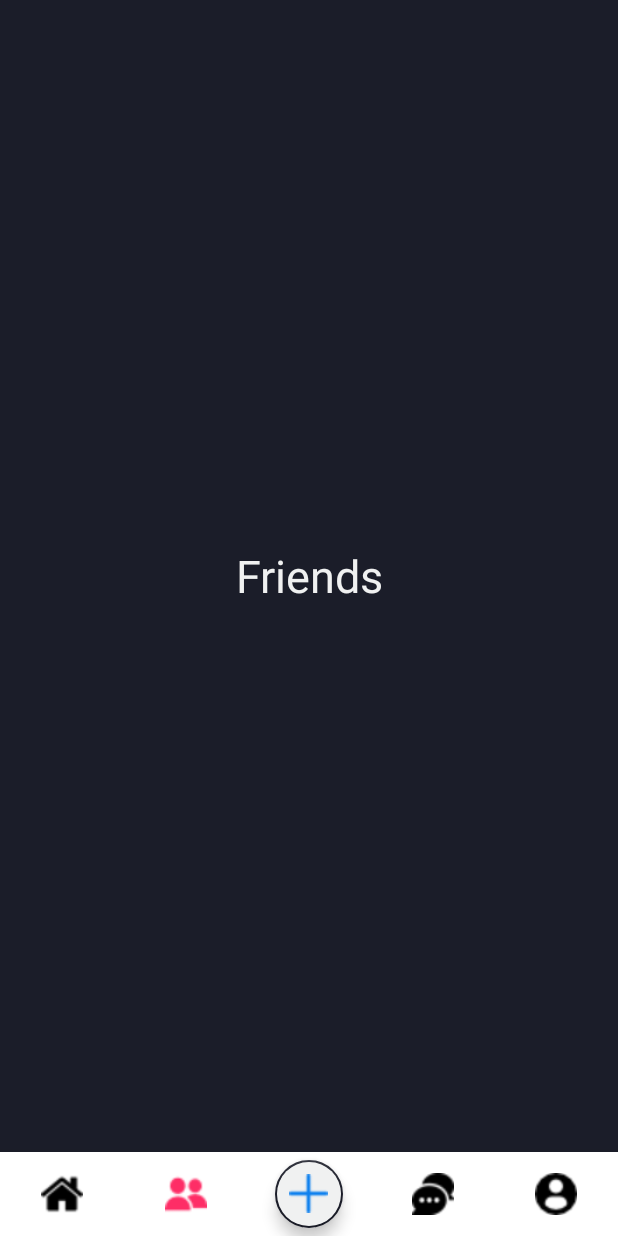
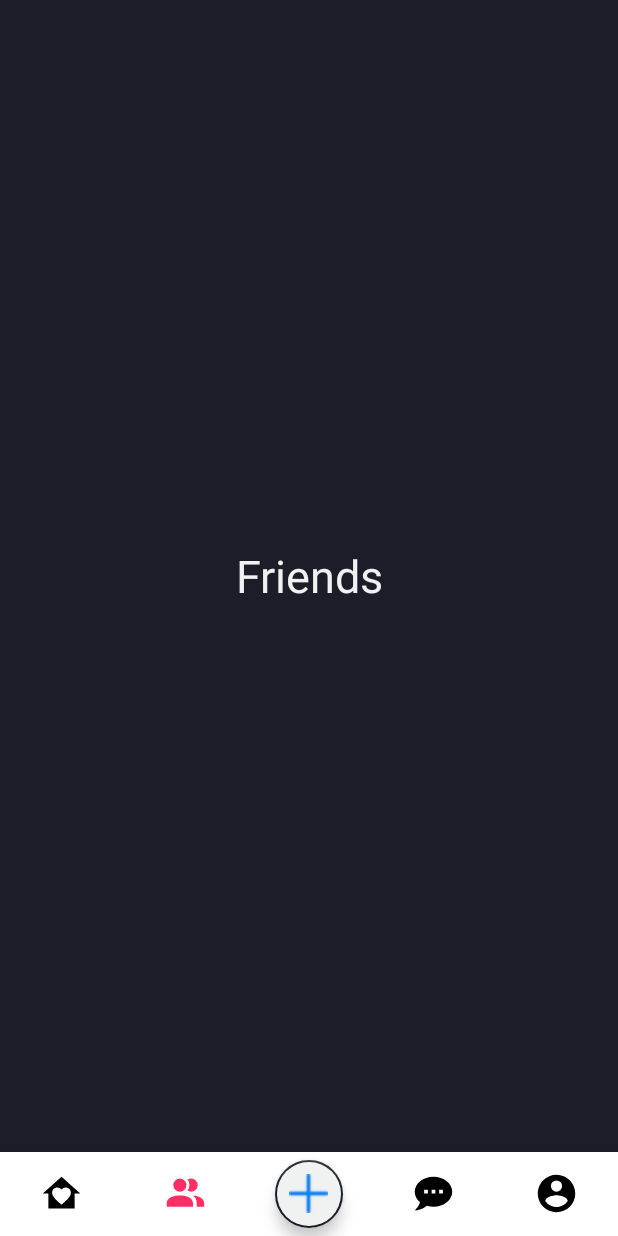
Before and after one commit to nauht1/blankcil_android, an Android app: the HomeFragment screen opened directly, with no data from a screen before it, item 2 of the bottom bar chosen, on a phone screen of 412 x 824 dp. Run offline under Robolectric (Android 15) with nearby library versions, the phone set to English and light mode, and no system bars.

```diff
--- a/app/src/main/java/hcmute/com/blankcil/constants/APIService.java
+++ b/app/src/main/java/hcmute/com/blankcil/constants/APIService.java
@@ -13,9 +13,11 @@ import retrofit2.http.POST;
 import retrofit2.http.Query;
 
 public interface APIService {
-    @GET("podcast/view/page")
+    @GET("podcast/auth/view/page")
     Call<PodcastResponse> getPodcasts(
-            @Query("pageNumber") int pageNumber
+            @Header("Authorization") String token,
+            @Query("pageNumber") int pageNumber,
+            @Query("trending") boolean trending
     );
 
     @POST("auth/authenticate")
@@ -23,6 +25,11 @@ public interface APIService {
             @Body AuthenticateRequest request
     );
 
+    @POST("auth/refresh-token")
+    Call<AuthenticateResponse> refreshToken(
+            @Header("Authorization") String token
+    );
+
     @GET("users/profile")
     Call<ProfileResponse> getProfile(
             @Header("Authorization") String token
--- a/app/src/main/java/hcmute/com/blankcil/view/fragments/HomeFragment.java
+++ b/app/src/main/java/hcmute/com/blankcil/view/fragments/HomeFragment.java
@@ -18,6 +18,7 @@ import hcmute.com.blankcil.config.RetrofitClient;
 import hcmute.com.blankcil.constants.APIService;
 import hcmute.com.blankcil.model.PodcastModel;
 import hcmute.com.blankcil.model.PodcastResponse;
+import hcmute.com.blankcil.utils.SharedPrefManager;
 import hcmute.com.blankcil.view.adapter.PodcastAdapter;
 import retrofit2.Call;
 import retrofit2.Callback;
@@ -46,18 +47,19 @@ public class HomeFragment extends Fragment {
 
         RetrofitClient retrofitClient = RetrofitClient.getInstance();
         apiService = retrofitClient.getApi();
-        fetchPodcasts(currentPage);
+        String accessToken = SharedPrefManager.getInstance(getContext()).getAccessToken();
+        fetchPodcasts(currentPage, accessToken);
 
         viewPager2.registerOnPageChangeCallback(new ViewPager2.OnPageChangeCallback() {
             @Override
             public void onPageSelected(int position) {
                 super.onPageSelected(position);
 
-                // Kiểm tra xem người dùng cuộn đến cuối danh sách hay không
+                // Kiểm tra xem người dùng cuộn đến gần cuối danh sách chưa
                 if (position == podcastAdapter.getItemCount() - 1) {
                     if (currentPage < totalPage) {
                         currentPage++;
-                        fetchPodcasts(currentPage); // Gọi API để lấy danh sách podcast mới
+                        fetchPodcasts(currentPage, accessToken); // Gọi API để lấy danh sách podcast mới
                     }
                 }
             }
@@ -66,8 +68,8 @@ public class HomeFragment extends Fragment {
         return view;
     }
 
-    private void fetchPodcasts(int page) {
-        apiService.getPodcasts(page).enqueue(new Callback<PodcastResponse>() {
+    private void fetchPodcasts(int page, String accessToken) {
+        apiService.getPodcasts("Bearer " + accessToken, page, true).enqueue(new Callback<PodcastResponse>() {
             @Override
             public void onResponse(Call<PodcastResponse> call, Response<PodcastResponse> response) {
                 if (response.body() != null && response.body().getBody() != null) {
@@ -75,9 +77,6 @@ public class HomeFragment extends Fragment {
                     totalPage = response.body().getBody().getTotalPage();
                     podcastList.addAll(newPodcasts);
                     podcastAdapter.notifyDataSetChanged();
-//                    podcastAdapter = new PodcastAdapter(getContext(), podcastList);
-//                    viewPager2.setAdapter(podcastAdapter);
-//                    viewPager2.setOrientation(ViewPager2.ORIENTATION_VERTICAL);
                 } else {
                     Log.d("fetchPodcasts", "Response body or body content is null");
                 }
--- /dev/null
+++ b/app/src/main/res/drawable/ic_chat.xml
@@ -0,0 +1,10 @@
+<!-- drawable/chat_processing.xml -->
+<vector xmlns:android="http://schemas.android.com/apk/res/android"
+    android:width="30dp"
+    android:height="30dp"
+    android:viewportWidth="24"
+    android:viewportHeight="24">
+    <path
+        android:fillColor="#000000"
+        android:pathData="M12,3C17.5,3 22,6.58 22,11C22,15.42 17.5,19 12,19C10.76,19 9.57,18.82 8.47,18.5C5.55,21 2,21 2,21C4.33,18.67 4.7,17.1 4.75,16.5C3.05,15.07 2,13.13 2,11C2,6.58 6.5,3 12,3M17,12V10H15V12H17M13,12V10H11V12H13M9,12V10H7V12H9Z" />
+</vector>
--- /dev/null
+++ b/app/src/main/res/drawable/ic_friends.xml
@@ -0,0 +1,10 @@
+<!-- drawable/account_multiple.xml -->
+<vector xmlns:android="http://schemas.android.com/apk/res/android"
+    android:width="30dp"
+    android:height="30dp"
+    android:viewportWidth="24"
+    android:viewportHeight="24">
+    <path
+        android:fillColor="#000000"
+        android:pathData="M16 17V19H2V17S2 13 9 13 16 17 16 17M12.5 7.5A3.5 3.5 0 1 0 9 11A3.5 3.5 0 0 0 12.5 7.5M15.94 13A5.32 5.32 0 0 1 18 17V19H22V17S22 13.37 15.94 13M15 4A3.39 3.39 0 0 0 13.07 4.59A5 5 0 0 1 13.07 10.41A3.39 3.39 0 0 0 15 11A3.5 3.5 0 0 0 15 4Z" />
+</vector>
--- /dev/null
+++ b/app/src/main/res/drawable/ic_home.xml
@@ -0,0 +1,10 @@
+<!-- drawable/home_heart.xml -->
+<vector xmlns:android="http://schemas.android.com/apk/res/android"
+    android:width="30dp"
+    android:height="30dp"
+    android:viewportWidth="24"
+    android:viewportHeight="24">
+    <path
+        android:fillColor="#000000"
+        android:pathData="M2,12L12,3L22,12H19V20H5V12H2M12,18L12.72,17.34C15.3,15 17,13.46 17,11.57C17,10.03 15.79,8.82 14.25,8.82C13.38,8.82 12.55,9.23 12,9.87C11.45,9.23 10.62,8.82 9.75,8.82C8.21,8.82 7,10.03 7,11.57C7,13.46 8.7,15 11.28,17.34L12,18Z" />
+</vector>
--- /dev/null
+++ b/app/src/main/res/drawable/ic_user.xml
@@ -0,0 +1,10 @@
+<!-- drawable/account_circle.xml -->
+<vector xmlns:android="http://schemas.android.com/apk/res/android"
+    android:width="30dp"
+    android:height="30dp"
+    android:viewportWidth="24"
+    android:viewportHeight="24">
+    <path
+        android:fillColor="#000000"
+        android:pathData="M12,19.2C9.5,19.2 7.29,17.92 6,16C6.03,14 10,12.9 12,12.9C14,12.9 17.97,14 18,16C16.71,17.92 14.5,19.2 12,19.2M12,5A3,3 0 0,1 15,8A3,3 0 0,1 12,11A3,3 0 0,1 9,8A3,3 0 0,1 12,5M12,2A10,10 0 0,0 2,12A10,10 0 0,0 12,22A10,10 0 0,0 22,12C22,6.47 17.5,2 12,2Z" />
+</vector>
--- a/app/src/main/res/layout/activity_main.xml
+++ b/app/src/main/res/layout/activity_main.xml
@@ -31,7 +31,7 @@
             android:layout_height="wrap_content"
             android:layout_alignParentBottom="true"
             android:background="@android:color/white"
-            app:itemIconSize="28dp"
+            app:itemIconSize="30dp"
             app:itemIconTint="@color/color_navigation"
             app:itemTextColor="@color/color_navigation"
             app:labelVisibilityMode="unlabeled"
--- a/app/src/main/res/menu/menu_navigation.xml
+++ b/app/src/main/res/menu/menu_navigation.xml
@@ -3,11 +3,11 @@
     <item
         android:id="@+id/homeTab"
         android:title="Home"
-        android:icon="@drawable/ic_home_24"/>
+        android:icon="@drawable/ic_home"/>
     <item
         android:id="@+id/friendTab"
         android:title="Friends"
-        android:icon="@drawable/ic_friends_24"/>
+        android:icon="@drawable/ic_friends"/>
     <item
         android:id="@+id/postTab"
         android:title=""
@@ -15,9 +15,9 @@
     <item
         android:id="@+id/chatTab"
         android:title="Chat"
-        android:icon="@drawable/ic_chat_24"/>
+        android:icon="@drawable/ic_chat"/>
     <item
         android:id="@+id/userTab"
         android:title="User"
-        android:icon="@drawable/ic_user_24"/>
+        android:icon="@drawable/ic_user"/>
 </menu>
```
Also changed, not shown: app/src/main/java/hcmute/com/blankcil/config/RetrofitClient.java (+7 -1 lines), app/src/main/java/hcmute/com/blankcil/view/activities/LoginActivity.java (+46 -12 lines), app/src/main/java/hcmute/com/blankcil/view/adapter/PodcastAdapter.java (+26 -3 lines), app/src/main/res/drawable/ic_search.xml (added, +10 -0 lines), app/src/main/res/drawable/ic_chat_24.png (deleted), app/src/main/res/drawable/ic_friends_24.png (deleted), app/src/main/res/drawable/ic_home_24.png (deleted), app/src/main/res/drawable/ic_user_24.png (deleted).
